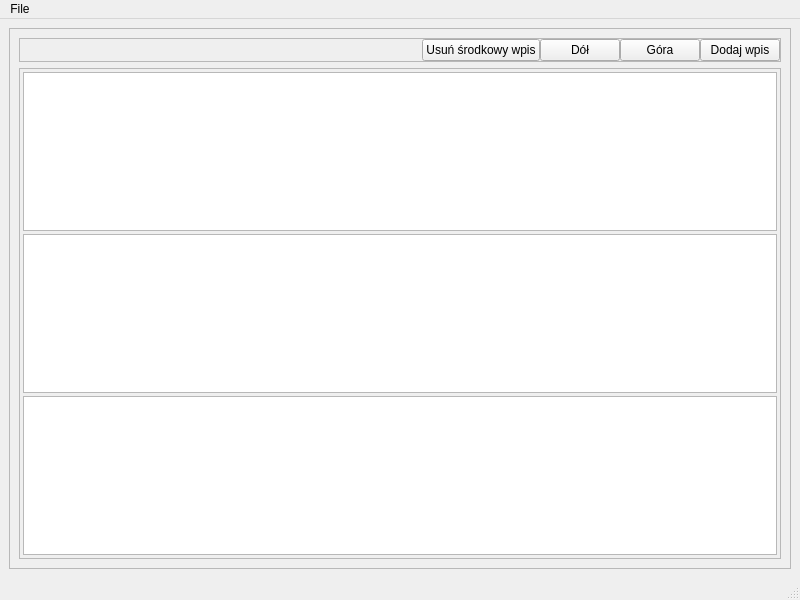
Above: mainwindow.ui from radoslawgegotek/QtDiary before the change. Below: the same form after it.
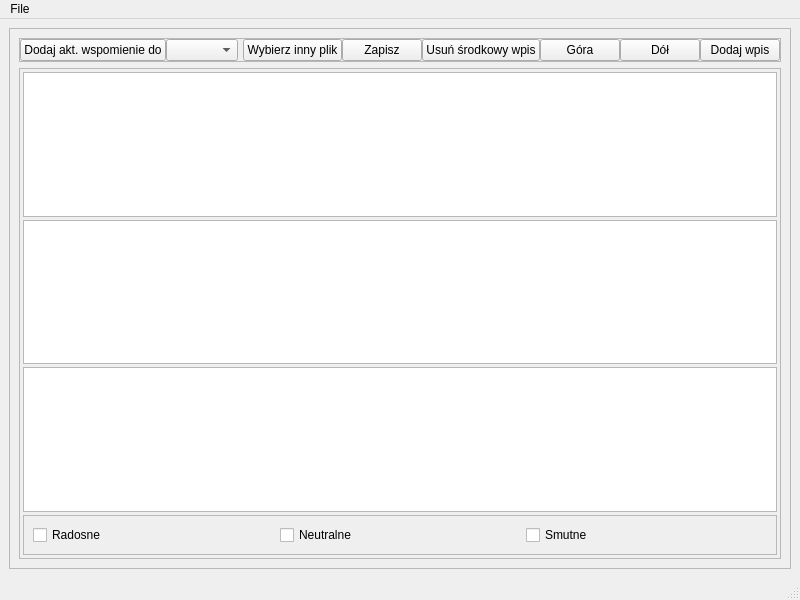
That is the form after the change.

```diff
--- a/mainwindow.ui
+++ b/mainwindow.ui
@@ -55,20 +55,6 @@
            <number>0</number>
           </property>
           <item row="0" column="3">
-           <widget class="QPushButton" name="previousButton">
-            <property name="text">
-             <string>Góra</string>
-            </property>
-           </widget>
-          </item>
-          <item row="0" column="1">
-           <widget class="QPushButton" name="deleteCurrentEntry">
-            <property name="text">
-             <string>Usuń środkowy wpis</string>
-            </property>
-           </widget>
-          </item>
-          <item row="0" column="0">
            <spacer name="horizontalSpacer">
             <property name="orientation">
              <enum>Qt::Horizontal</enum>
@@ -81,14 +67,31 @@
             </property>
            </spacer>
           </item>
-          <item row="0" column="2">
-           <widget class="QPushButton" name="nextButton">
+          <item row="0" column="1">
+           <widget class="QComboBox" name="EntryTypes"/>
+          </item>
+          <item row="0" column="5">
+           <widget class="QPushButton" name="writeToFile">
             <property name="text">
-             <string>Dół</string>
+             <string>Zapisz</string>
+            </property>
+           </widget>
+          </item>
+          <item row="0" column="7">
+           <widget class="QPushButton" name="deleteCurrentEntry">
+            <property name="text">
+             <string>Usuń środkowy wpis</string>
             </property>
            </widget>
           </item>
           <item row="0" column="4">
+           <widget class="QPushButton" name="chooseFile">
+            <property name="text">
+             <string>Wybierz inny plik</string>
+            </property>
+           </widget>
+          </item>
+          <item row="0" column="11">
            <widget class="QPushButton" name="addEntry">
             <property name="styleSheet">
              <string notr="true"/>
@@ -98,6 +101,27 @@
             </property>
            </widget>
           </item>
+          <item row="0" column="8">
+           <widget class="QPushButton" name="previousButton">
+            <property name="text">
+             <string>Góra</string>
+            </property>
+           </widget>
+          </item>
+          <item row="0" column="9">
+           <widget class="QPushButton" name="nextButton">
+            <property name="text">
+             <string>Dół</string>
+            </property>
+           </widget>
+          </item>
+          <item row="0" column="0">
+           <widget class="QPushButton" name="addEntryType">
+            <property name="text">
+             <string>Dodaj akt. wspomienie do</string>
+            </property>
+           </widget>
+          </item>
          </layout>
         </widget>
        </item>
@@ -146,6 +170,39 @@
             </property>
            </widget>
           </item>
+          <item>
+           <widget class="QFrame" name="EntryType">
+            <property name="frameShape">
+             <enum>QFrame::StyledPanel</enum>
+            </property>
+            <property name="frameShadow">
+             <enum>QFrame::Raised</enum>
+            </property>
+            <layout class="QHBoxLayout" name="horizontalLayout">
+             <item>
+              <widget class="QCheckBox" name="radosne">
+               <property name="text">
+                <string>Radosne</string>
+               </property>
+              </widget>
+             </item>
+             <item>
+              <widget class="QCheckBox" name="neutralne">
+               <property name="text">
+                <string>Neutralne</string>
+               </property>
+              </widget>
+             </item>
+             <item>
+              <widget class="QCheckBox" name="smutne">
+               <property name="text">
+                <string>Smutne</string>
+               </property>
+              </widget>
+             </item>
+            </layout>
+           </widget>
+          </item>
          </layout>
         </widget>
        </item>
```
